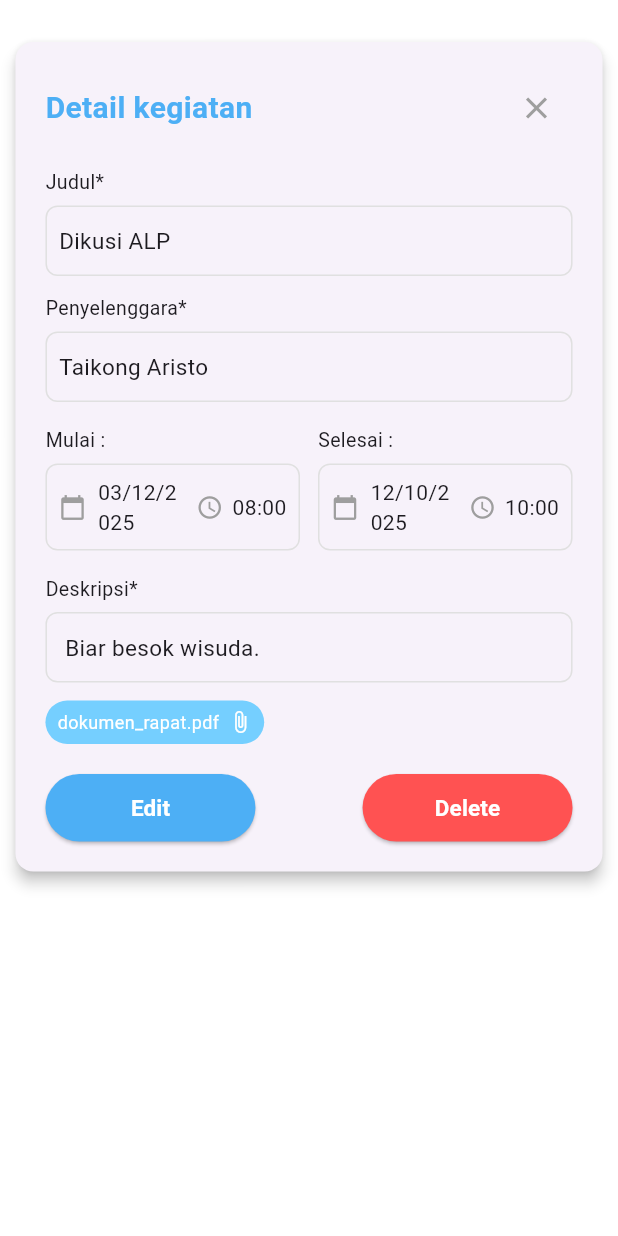
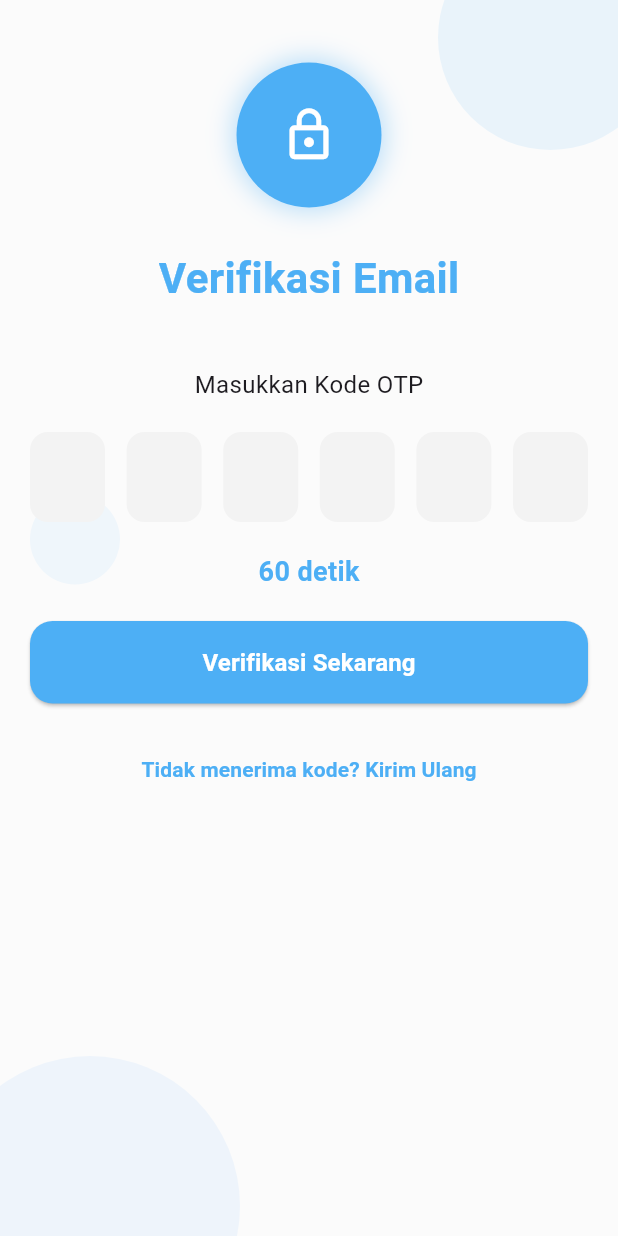
Before and after one commit to YuukiYuna-TOSTW/ALP-Kelompok-2-Semester-3, a Flutter app: the first screen one second after launch, on a phone screen of 412 x 824 dp. Run offline on Flutter 3.47's test engine with Material 3 defaults, Android fonts, the phone set to English and light mode, and no system bars; our stand-ins replace file_picker, font_awesome_flutter.

Commit message:
buat autentikasi login

```diff
--- /dev/null
+++ b/Frontend/frontend/lib/config/controller/otp_controller.dart
@@ -0,0 +1,92 @@
+import 'dart:async';
+import 'package:flutter/material.dart';
+import 'package:frontend/features/homepage/widgets/otp_success_dialog.dart';
+
+class OtpController {
+  final VoidCallback onUpdate;
+  OtpController({required this.onUpdate});
+
+  int remainingTime = 60;
+  bool canResend = false;
+  bool isVerifying = false;
+
+  List<TextEditingController> controllers = List.generate(
+    6,
+    (_) => TextEditingController(),
+  );
+  List<FocusNode> focusNodes = List.generate(6, (_) => FocusNode());
+
+  Timer? _timer;
+
+  late AnimationController animationController;
+  late Animation<double> scaleAnimation;
+
+  void initAnimation(TickerProvider vsync) {
+    animationController = AnimationController(
+      vsync: vsync,
+      duration: const Duration(milliseconds: 500),
+    );
+    scaleAnimation = Tween<double>(begin: 0.95, end: 1.0).animate(
+      CurvedAnimation(parent: animationController, curve: Curves.easeInOut),
+    );
+    animationController.repeat(reverse: true);
+  }
+
+  void setupFocusListeners() {
+    for (int i = 0; i < 6; i++) {
+      focusNodes[i].addListener(onUpdate);
+    }
+  }
+
+  void startTimer() {
+    _timer?.cancel();
+    remainingTime = 60;
+    canResend = false;
+
+    _timer = Timer.periodic(const Duration(seconds: 1), (timer) {
+      if (remainingTime > 0) {
+        remainingTime--;
+        onUpdate();
+      } else {
+        canResend = true;
+        onUpdate();
+        timer.cancel();
+      }
+    });
+  }
+
+  void resendOtp() {
+    for (var c in controllers) {
+      c.clear();
+    }
+    startTimer();
+    onUpdate();
+  }
+
+  void verifyOtp(BuildContext context) {
+    String otp = controllers.map((c) => c.text).join();
+
+    if (otp.length != 6) {
+      ScaffoldMessenger.of(
+        context,
+      ).showSnackBar(const SnackBar(content: Text("Masukkan 6 digit OTP")));
+      return;
+    }
+
+    isVerifying = true;
+    onUpdate();
+
+    Future.delayed(const Duration(seconds: 2), () {
+      isVerifying = false;
+      onUpdate();
+      showOtpSuccessDialog(context);
+    });
+  }
+
+  void dispose() {
+    _timer?.cancel();
+    animationController.dispose();
+    for (var c in controllers) c.dispose();
+    for (var f in focusNodes) f.dispose();
+  }
+}
--- a/Frontend/frontend/lib/config/theme/colors.dart
+++ b/Frontend/frontend/lib/config/theme/colors.dart
@@ -2,3 +2,9 @@ import 'package:flutter/material.dart';
 
 Color primaryColor = Color(0xFF4DAFF5);
 Color fileTagColor = Color(0xFF75CFFF);
+const Color secondaryColor = Color(0xFF4DAFF5);
+const Color accentColor = Color(0xFF7FB9FF);
+const Color backgroundColor = Color(0xFFFBFBFB);
+
+const Color cardWhite = Color(0xFFF3F3F3);
+const Color cardBlue = Color(0xFFC6E3F8);
--- /dev/null
+++ b/Frontend/frontend/lib/features/homepage/pages/otp_verification_screen.dart
@@ -0,0 +1,171 @@
+import 'package:flutter/material.dart';
+import '../../../../config/theme/colors.dart';
+import '../widgets/otp_background.dart';
+import 'package:frontend/config/controller/otp_controller.dart';
+import '../widgets/otp_input_fields.dart';
+
+class OtpVerificationPage extends StatefulWidget {
+  const OtpVerificationPage({super.key});
+
+  @override
+  State<OtpVerificationPage> createState() => _OtpVerificationPageState();
+}
+
+class _OtpVerificationPageState extends State<OtpVerificationPage>
+    with SingleTickerProviderStateMixin {
+  late OtpController otp;
+
+  @override
+  void initState() {
+    super.initState();
+    otp = OtpController(onUpdate: () => setState(() {}));
+    otp.initAnimation(this);
+    otp.startTimer();
+    otp.setupFocusListeners();
+  }
+
+  @override
+  void dispose() {
+    otp.dispose();
+    super.dispose();
+  }
+
+  @override
+  Widget build(BuildContext context) {
+    return Scaffold(
+      backgroundColor: backgroundColor,
+      body: SafeArea(
+        child: Stack(
+          children: [
+            const OtpBackground(),
+
+            SingleChildScrollView(
+              padding: const EdgeInsets.all(20),
+              child: Column(
+                children: [
+                  const SizedBox(height: 20),
+
+                  AnimatedBuilder(
+                    animation: otp.scaleAnimation,
+                    builder: (_, child) {
+                      return Transform.scale(
+                        scale: otp.scaleAnimation.value,
+                        child: child,
+                      );
+                    },
+                    child: Container(
+                      width: 100,
+                      height: 100,
+                      decoration: BoxDecoration(
+                        gradient: LinearGradient(
+                          colors: [primaryColor, secondaryColor],
+                        ),
+                        shape: BoxShape.circle,
+                        boxShadow: [
+                          BoxShadow(
+                            color: primaryColor.withOpacity(0.4),
+                            blurRadius: 15,
+                            spreadRadius: 2,
+                          ),
+                        ],
+                      ),
+                      child: const Icon(
+                        Icons.lock_outline,
+                        color: Colors.white,
+                        size: 40,
+                      ),
+                    ),
+                  ),
+
+                  const SizedBox(height: 25),
+
+                  ShaderMask(
+                    shaderCallback: (bounds) => LinearGradient(
+                      colors: [primaryColor, secondaryColor],
+                    ).createShader(bounds),
+                    child: const Text(
+                      'Verifikasi Email',
+                      style: TextStyle(
+                        fontSize: 28,
+                        fontWeight: FontWeight.bold,
+                        color: Colors.white,
+                      ),
+                    ),
+                  ),
+
+                  const SizedBox(height: 40),
+
+                  const Text(
+                    "Masukkan Kode OTP",
+                    style: TextStyle(fontSize: 16),
+                  ),
+
+                  const SizedBox(height: 20),
+
+                  OtpInputFields(otp: otp),
+
+                  const SizedBox(height: 20),
+
+                  Text(
+                    "${otp.remainingTime} detik",
+                    style: TextStyle(
+                      fontSize: 18,
+                      fontWeight: FontWeight.bold,
+                      color: secondaryColor,
+                    ),
+                  ),
+
+                  const SizedBox(height: 20),
+
+                  SizedBox(
+                    width: double.infinity,
+                    height: 55,
+                    child: ElevatedButton(
+                      onPressed: otp.isVerifying
+                          ? null
+                          : () => otp.verifyOtp(context),
+                      style: ElevatedButton.styleFrom(
+                        backgroundColor: primaryColor,
+                        shape: RoundedRectangleBorder(
+                          borderRadius: BorderRadius.circular(15),
+                        ),
+                      ),
+                      child: otp.isVerifying
+                          ? const CircularProgressIndicator(
+                              strokeWidth: 2,
+                              color: Colors.white,
+                            )
+                          : const Text(
+                              "Verifikasi Sekarang",
+                              style: TextStyle(
+                                color: Colors.white,
+                                fontSize: 16,
+                                fontWeight: FontWeight.bold,
+                              ),
+                            ),
+                    ),
+                  ),
+
+                  const SizedBox(height: 20),
+                  TextButton(
+                    onPressed: () {
+                      otp.resendOtp();
+                    },
+                    child: Text(
+                      "Tidak menerima kode? Kirim Ulang",
+                      style: TextStyle(
+                        fontSize: 14,
+                        fontWeight: FontWeight.bold,
+                        color: secondaryColor,
+                      ),
+                    ),
+                  ),
+                ],
+              ),
+            ),
+          ],
+        ),
+      ),
+    );
+  }
+}
--- /dev/null
+++ b/Frontend/frontend/lib/features/homepage/widgets/otp_background.dart
@@ -0,0 +1,37 @@
+import 'package:flutter/material.dart';
+import '../../../../config/theme/colors.dart';
+
+class OtpBackground extends StatelessWidget {
+  const OtpBackground({super.key});
+
+  @override
+  Widget build(BuildContext context) {
+    return Stack(
+      children: [
+        Positioned(
+          top: -50,
+          right: -30,
+          child: _bubble(150, primaryColor.withOpacity(0.1)),
+        ),
+        Positioned(
+          bottom: -80,
+          left: -40,
+          child: _bubble(200, accentColor.withOpacity(0.1)),
+        ),
+        Positioned(
+          top: MediaQuery.of(context).size.height * 0.4,
+          left: 20,
+          child: _bubble(60, secondaryColor.withOpacity(0.07)),
+        ),
+      ],
+    );
+  }
+
+  Widget _bubble(double size, Color color) {
+    return Container(
+      width: size,
+      height: size,
+      decoration: BoxDecoration(color: color, shape: BoxShape.circle),
+    );
+  }
+}
--- /dev/null
+++ b/Frontend/frontend/lib/features/homepage/widgets/otp_input_fields.dart
@@ -0,0 +1,57 @@
+import 'package:flutter/material.dart';
+import '../../../../config/theme/colors.dart';
+import 'package:frontend/config/controller/otp_controller.dart';
+
+class OtpInputFields extends StatelessWidget {
+  final OtpController otp;
+
+  const OtpInputFields({super.key, required this.otp});
+
+  @override
+  Widget build(BuildContext context) {
+    return Row(
+      mainAxisAlignment: MainAxisAlignment.spaceBetween,
+      children: List.generate(6, (i) {
+        return Container(
+          width: 50,
+          height: 60,
+          decoration: BoxDecoration(
+            color: cardWhite,
+            borderRadius: BorderRadius.circular(12),
+            border: Border.all(
+              color: otp.focusNodes[i].hasFocus
+                  ? primaryColor
+                  : Colors.transparent,
+              width: 2,
+            ),
+          ),
+          child: TextField(
+            controller: otp.controllers[i],
+            focusNode: otp.focusNodes[i],
+            textAlign: TextAlign.center,
+            keyboardType: TextInputType.number,
+            maxLength: 1,
+            decoration: const InputDecoration(
+              counterText: "",
+              border: InputBorder.none,
+            ),
+            style: const TextStyle(
+              fontSize: 20,
+              fontWeight: FontWeight.bold,
+              color: secondaryColor,
+            ),
+            onChanged: (value) {
+              if (value.isNotEmpty && i < 5) {
+                otp.focusNodes[i + 1].requestFocus();
+              }
+              if (value.isEmpty && i > 0) {
+                otp.focusNodes[i - 1].requestFocus();
+              }
+              otp.onUpdate();
+            },
+          ),
+        );
+      }),
+    );
+  }
+}
--- a/Frontend/frontend/lib/main.dart
+++ b/Frontend/frontend/lib/main.dart
@@ -1,7 +1,8 @@
 import 'package:flutter/material.dart';
 //import 'features/homepage/pages/homepage.dart';
 //import 'features/homepage/pages/tambah_kegiatan.dart';
-import 'package:frontend/features/homepage/pages/detail_kegiatan.dart';
+import 'features/homepage/pages/otp_verification_screen.dart';
+//import 'features/homepage/pages/otp_verification_screen.dart';
 // import 'features/homepage/pages/otp_verification_screen.dart';
 // import '../../../widgets/otp_timer.dart';
 
@@ -21,7 +22,7 @@ class MyApp extends StatelessWidget {
         scaffoldBackgroundColor: Colors.white,
         primaryColor: const Color(0xFF75CFFF),
       ),
-      home: EventDetailPage(),
+      home: OtpVerificationPage(),
     );
   }
 }
```
Also changed, not shown: Frontend/frontend/lib/features/homepage/widgets/otp_success_dialog.dart (added, +69 -0 lines).
